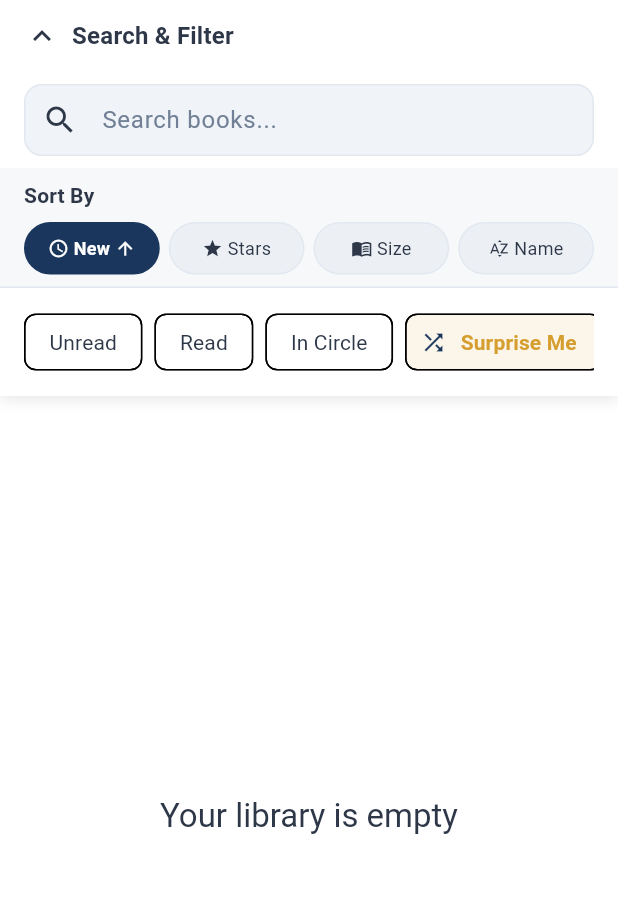
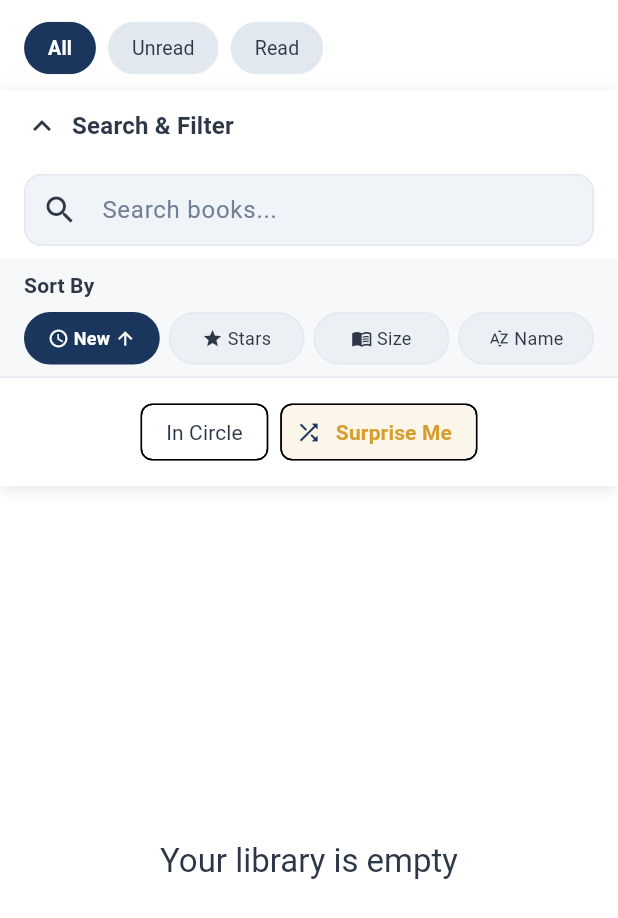
Before and after one commit to KirinDelta/DeltaBooks-Frontend, a Flutter app: the LibraryScreen widget shown alone on an empty page, opened directly, after a tap on "Search & Filter", on a phone screen of 412 x 824 dp. Shown: the top 918 px of the screen. Run offline on Flutter 3.47's test engine with Material 3 defaults, Android fonts, the phone set to English and light mode, and no system bars; our stand-ins replace fl_chart, image_picker, shared_preferences, smooth_page_indicator; missing offline and left inert: dart:js_interop, google_mlkit_text_recognition, mobile_scanner; accounts and stored records are empty; network calls fail.

Commit message:
feat: Shelves tab — status filter tabs, library settings access (Phase 3)
library_screen.dart:
- Add persistent All | Unread | Read status tab row (ChoiceChip) above
  the existing collapsible search/sort bar
- _StatusTab enum (all, unread, read) drives client-side filtering via
  isReadByMe on the Book model
- Unread and Read FilterChips removed from the expandable bar (replaced
  by the new tab row); In Circle and Surprise Me chips remain
- _applyFiltersAndSort applies status tab filter before search and
  _activeFilters

home_screen.dart:
- Add AppBar actions on the Shelves tab:
  - Gear icon → LibrariesScreen (create / rename / delete libraries)
  - Share icon (person_add_outlined) → ShareLibraryScreen; only shown
    when the selected library isOwner
- Add "+ Create library" entry at the bottom of the library switcher
  bottom sheet; navigates to LibrariesScreen

Strings for Phase 6 localisation:
- "All" (status tab — no ARB key)
- "Read" (status tab — no ARB key; existing keys are markAsRead, reading, finished)

Co-Authored-By: Claude Sonnet 4.6 <noreply@anthropic.com>

```diff
--- a/lib/screens/library_screen.dart
+++ b/lib/screens/library_screen.dart
@@ -23,6 +23,10 @@ enum FilterOption {
   inCircle,
 }
 
+// Persistent status tab at the top of the Shelves screen.
+// All | Unread | Read — labels flagged for Phase 6 localisation.
+enum _StatusTab { all, unread, read }
+
 class LibraryScreen extends StatefulWidget {
   final GlobalKey<LibraryScreenState>? libraryScreenKey;
 
@@ -36,6 +40,7 @@ class LibraryScreenState extends State<LibraryScreen> {
   int? _lastLibraryId;
   SortOption _currentSort = SortOption.recent;
   Set<FilterOption> _activeFilters = {};
+  _StatusTab _statusTab = _StatusTab.all;
   final TextEditingController _searchController = TextEditingController();
   String _searchQuery = '';
   bool _isFilterBarExpanded = false;
@@ -204,7 +209,9 @@ class LibraryScreenState extends State<LibraryScreen> {
       onRefresh: _refreshData,
       child: Column(
         children: [
-          // Floating filter bar - always at the top
+          // Persistent status tabs: All | Unread | Read
+          _buildStatusTabs(),
+          // Collapsible search / sort / filter bar
           _buildFloatingFilterBar(context, l10n, filteredAndSortedBooks),
           // Books list or empty state - takes remaining space
           Expanded(
@@ -539,8 +546,20 @@ class LibraryScreenState extends State<LibraryScreen> {
   List<Book> _applyFiltersAndSort(List<Book> books) {
     final libraryProvider = Provider.of<LibraryProvider>(context, listen: false);
 
-    // First apply search filter if there's a query
+    // Apply status tab filter first
     List<Book> filtered = books;
+    switch (_statusTab) {
+      case _StatusTab.unread:
+        filtered = filtered.where((b) => !b.isReadByMe).toList();
+        break;
+      case _StatusTab.read:
+        filtered = filtered.where((b) => b.isReadByMe).toList();
+        break;
+      case _StatusTab.all:
+        break;
+    }
+
+    // Then apply search filter if there's a query
     if (_searchQuery.trim().isNotEmpty) {
       filtered = libraryProvider.filterBooksBySearch(filtered, _searchQuery);
     }
@@ -618,6 +637,46 @@ class LibraryScreenState extends State<LibraryScreen> {
     }
 
     return sorted;
+  }
+
+  Widget _buildStatusTabs() {
+    return Container(
+      color: Colors.white,
+      padding: const EdgeInsets.fromLTRB(16, 8, 16, 4),
+      child: Row(
+        children: [
+          _buildStatusTab('All', _StatusTab.all),
+          const SizedBox(width: 8),
+          _buildStatusTab('Unread', _StatusTab.unread),
+          const SizedBox(width: 8),
+          _buildStatusTab('Read', _StatusTab.read),
+        ],
+      ),
+    );
+  }
+
+  Widget _buildStatusTab(String label, _StatusTab tab) {
+    final isSelected = _statusTab == tab;
+    return ChoiceChip(
+      label: Text(label),
+      selected: isSelected,
+      onSelected: (_) {
+        setState(() => _statusTab = tab);
+        _resetScrollPosition();
+      },
+      selectedColor: AppColors.deepSeaBlue,
+      backgroundColor: AppColors.riverMist,
+      labelStyle: TextStyle(
+        color: isSelected ? Colors.white : AppColors.deltaTeal,
+        fontWeight: isSelected ? FontWeight.w600 : FontWeight.normal,
+        fontSize: 13,
+      ),
+      shape: RoundedRectangleBorder(
+        borderRadius: BorderRadius.circular(20),
+      ),
+      side: BorderSide.none,
+      showCheckmark: false,
+    );
   }
 
   Widget _buildFloatingFilterBar(BuildContext context, AppLocalizations l10n, List<Book> filteredBooks) {
@@ -870,58 +929,6 @@ class LibraryScreenState extends State<LibraryScreen> {
         scrollDirection: Axis.horizontal,
         child: Row(
           children: [
-            // Unread filter
-            FilterChip(
-              label: const Text('Unread'),
-              selected: _activeFilters.contains(FilterOption.unread),
-              onSelected: (selected) {
-                setState(() {
-                  if (selected) {
-                    _activeFilters.add(FilterOption.unread);
-                  } else {
-                    _activeFilters.remove(FilterOption.unread);
-                  }
-                });
-                _resetScrollPosition();
-              },
-              selectedColor: AppColors.deepSeaBlue.withOpacity(0.2),
-              checkmarkColor: AppColors.deepSeaBlue,
-              labelStyle: TextStyle(
-                color: _activeFilters.contains(FilterOption.unread)
-                    ? AppColors.deepSeaBlue
-                    : AppColors.deltaTeal,
-                fontWeight: _activeFilters.contains(FilterOption.unread)
-                    ? FontWeight.bold
-                    : FontWeight.normal,
-              ),
-            ),
-            const SizedBox(width: 8),
-            // Read filter
-            FilterChip(
-              label: const Text('Read'),
-              selected: _activeFilters.contains(FilterOption.read),
-              onSelected: (selected) {
-                setState(() {
-                  if (selected) {
-                    _activeFilters.add(FilterOption.read);
-                  } else {
-                    _activeFilters.remove(FilterOption.read);
-                  }
-                });
-                _resetScrollPosition();
-              },
-              selectedColor: AppColors.goldLeaf.withOpacity(0.2),
-              checkmarkColor: AppColors.goldLeaf,
-              labelStyle: TextStyle(
-                color: _activeFilters.contains(FilterOption.read)
-                    ? AppColors.goldLeaf
-                    : AppColors.deltaTeal,
-                fontWeight: _activeFilters.contains(FilterOption.read)
-                    ? FontWeight.bold
-                    : FontWeight.normal,
-              ),
-            ),
-            const SizedBox(width: 8),
             // In Circle filter
             FilterChip(
               label: const Text('In Circle'),
```
Also changed, not shown: lib/screens/home_screen.dart (+90 -1 lines).
